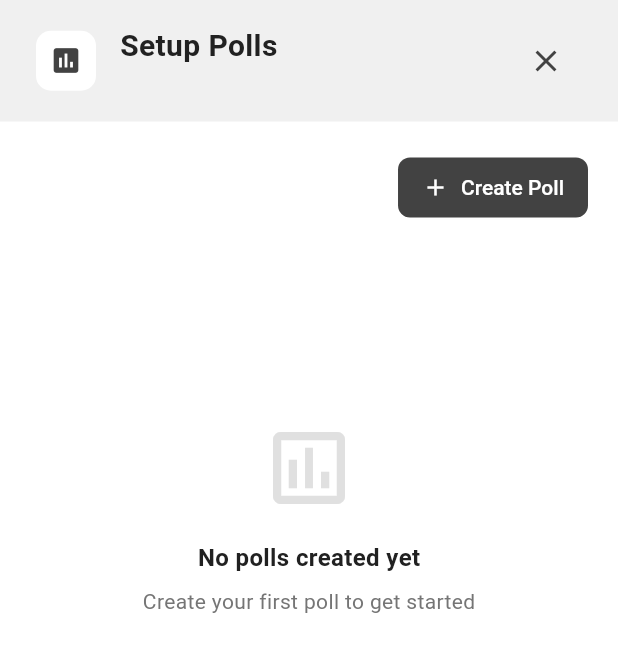
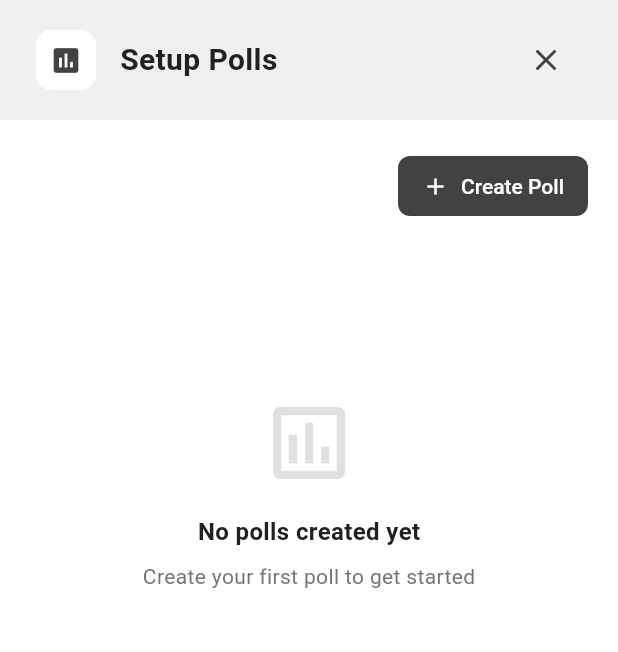
Before and after one commit to sid-kiwilab/toastmasters_daily, a Flutter app: the SetupPollsScreen screen opened directly with empty values, on a phone screen of 412 x 824 dp. Shown: the top 652 px of the screen. Run offline on Flutter 3.47's test engine with Material 3 defaults, Android fonts, the phone set to English and light mode, and no system bars; our stand-ins replace cloud_firestore, cloud_functions, file_picker, firebase_auth, firebase_core, firebase_storage and 3 more; missing offline and left inert: dart:html, pdf_render; accounts and stored records are empty; Roboto replaces fonts that are missing (OldschoolGrotesk); statements that could not run were skipped.

Commit message:
poll results screen and setup polls screen much better

```diff
--- a/lib/screens/setup_polls_screen.dart
+++ b/lib/screens/setup_polls_screen.dart
@@ -96,9 +96,6 @@
                         ),
                       ),
                       const SizedBox(width: 16),
-                      Column(
-                        crossAxisAlignment: CrossAxisAlignment.start,
-                        children: [
                       const Text(
                         'Setup Polls',
                         style: TextStyle(
@@ -106,15 +103,6 @@
                           fontWeight: FontWeight.w600,
                           color: Color(0xFF212121),
                         ),
-                          ),
-                          Text(
-                            widget.meetingTitle,
-                            style: const TextStyle(
-                              fontSize: 14,
-                              color: Color(0xFF757575),
-                            ),
-                          ),
-                        ],
                       ),
                     ],
                   ),
@@ -164,7 +152,7 @@
                         ],
                       ),
 
-                      const SizedBox(height: 32),
+                      const SizedBox(height: 16),
 
                       // Polls Section
                       if (_polls.isEmpty)
```
Also changed, not shown: lib/screens/poll_results_screen.dart (+0 -12 lines). Lines whose indentation alone changed are shown as unchanged.
